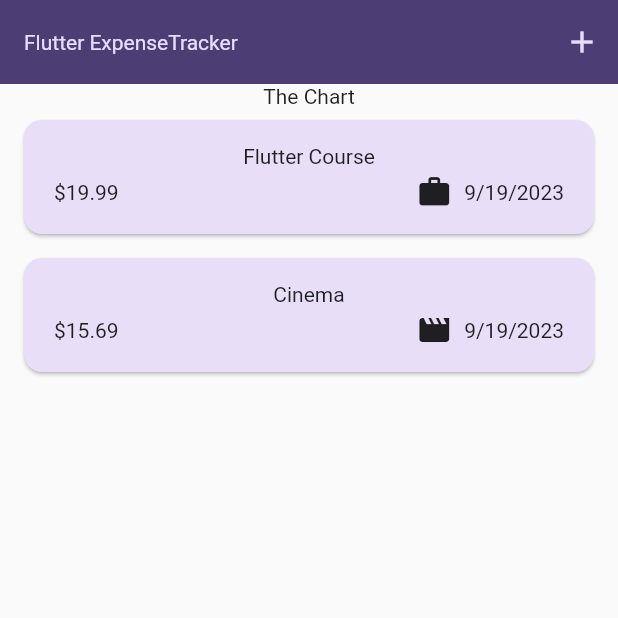
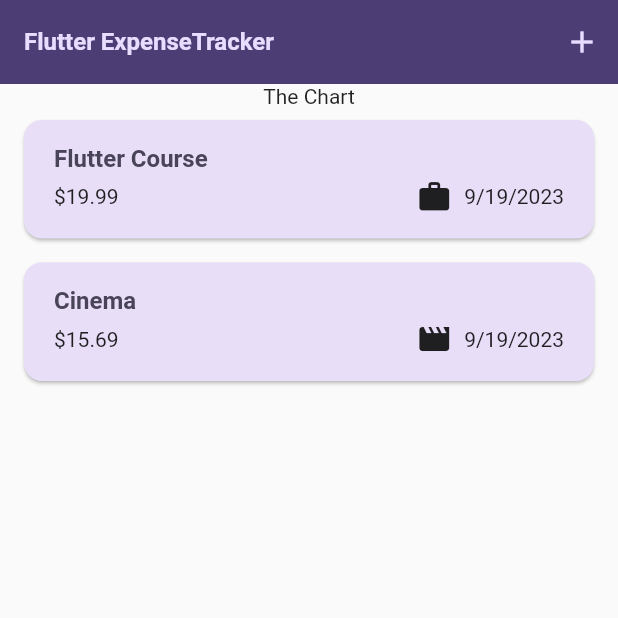
Before and after one commit to MehrnooshZiaei/Flutter, a Flutter app: the screen it shows after launch, on a phone screen of 412 x 824 dp, the top half of it. Run offline on Flutter 3.47's test engine with Material 2 defaults, Android fonts, the phone set to English and light mode, and no system bars; our stand-ins replace google_fonts.

Commit message:
Video 30 - Using theme data in widget or differ them by copyWith()

```diff
--- a/expense_tracker/lib/widgets/expenses_list/expense_item.dart
+++ b/expense_tracker/lib/widgets/expenses_list/expense_item.dart
@@ -15,8 +15,12 @@ class ExpenseItem extends StatelessWidget{
           vertical: 16,
         ),
         child: Column(
+          crossAxisAlignment: CrossAxisAlignment.start,
           children: [
-            Text(expense.title,),
+            Text(
+              expense.title,
+              style: Theme.of(context).textTheme.titleLarge, //Using theme
+            ),
             const SizedBox(height: 4,),
             Row(
               children: [
--- a/expense_tracker/lib/widgets/expenses_list/expenses_list.dart
+++ b/expense_tracker/lib/widgets/expenses_list/expenses_list.dart
@@ -13,6 +13,12 @@ class ExpensesList extends StatelessWidget{
     return ListView.builder(
       itemCount: expenses.length,
       itemBuilder: (ctx, index) => Dismissible(
+        background: Container(
+          color: Theme.of(context).colorScheme.error,
+          margin: EdgeInsets.symmetric(
+            horizontal: Theme.of(context).cardTheme.margin!.horizontal,
+          ),
+        ),
         onDismissed: (direction){
           onRemoveExpense(expenses[index]);
         },
```
Also changed, not shown: expense_tracker/lib/main.dart (+4 -4 lines).
